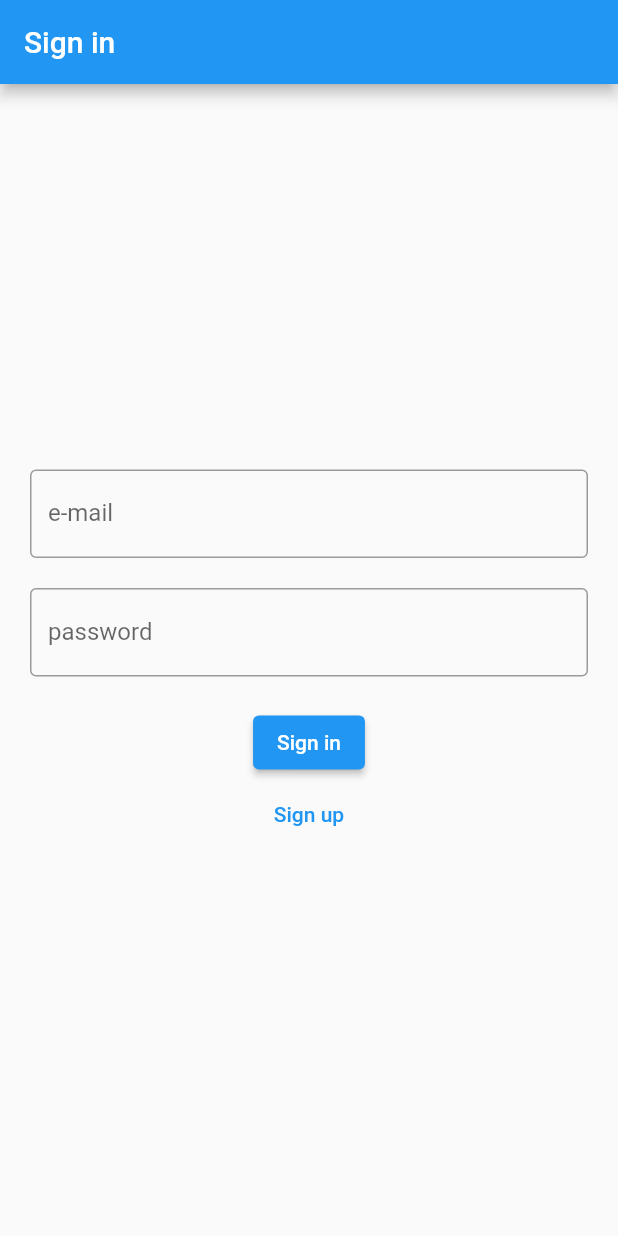
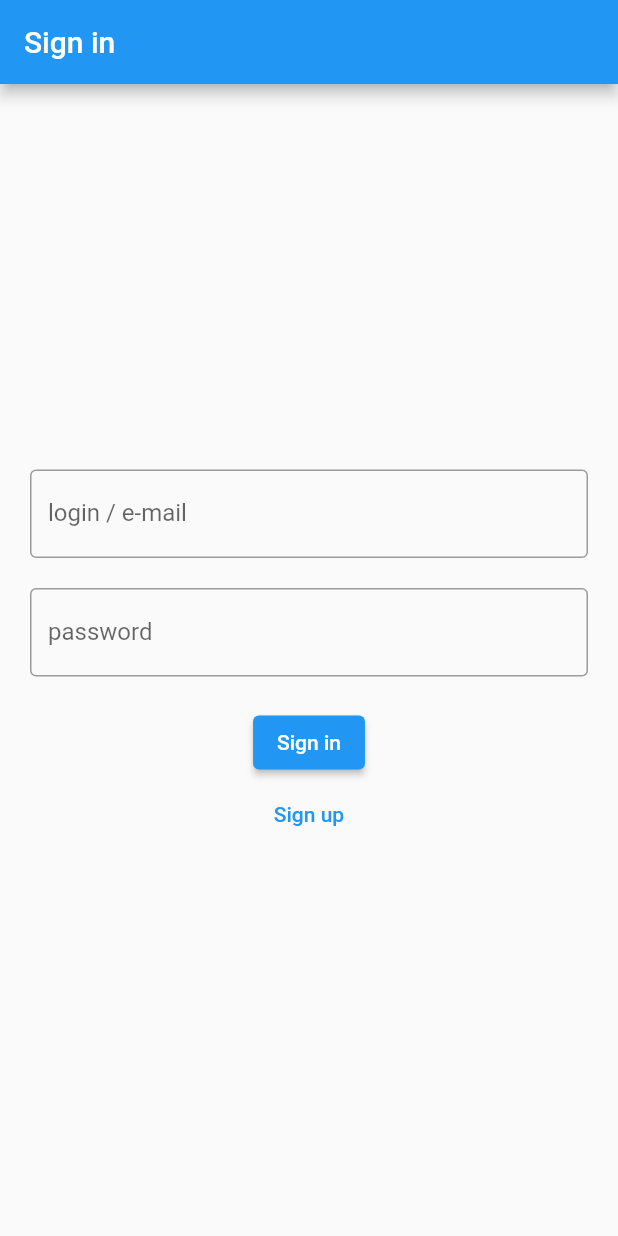
Before and after one commit to JulitaSlusarczyk/todo_flutter_app, a Flutter app: the screen it shows after launch, on a phone screen of 412 x 824 dp. Run offline on Flutter 3.47's test engine with Material 2 defaults, Android fonts, the phone set to English and light mode, and no system bars; our stand-ins replace cloud_firestore, firebase_auth, firebase_core, google_mobile_ads; accounts and stored records are empty.

Commit message:
Small fixes

```diff
--- a/lib/SignInPage.dart
+++ b/lib/SignInPage.dart
@@ -61,7 +61,7 @@ class _SignInPageState extends State<SignInPage> {
                   controller: emailTextController,
                   decoration: const InputDecoration(
                     border: OutlineInputBorder(),
-                    labelText: 'e-mail',
+                    labelText: 'login / e-mail',
                   ),
                 ),
               ),
--- a/lib/SignUpPage.dart
+++ b/lib/SignUpPage.dart
@@ -1,5 +1,3 @@
-import 'dart:math';
-
 import 'package:cloud_firestore/cloud_firestore.dart';
 import 'package:firebase_auth/firebase_auth.dart';
 import 'package:flutter/material.dart';
@@ -93,6 +91,7 @@ class _SignUpPageState extends State<SignUpPage> {
                       loginTextController.clear();
                       emailTextController.clear();
                       passwordTextController.clear();
+                      if (!mounted) return;
                       Navigator.pop(context);
                   }
                 } on FirebaseAuthException catch (e) {
```
Also changed, not shown: lib/TodosPage.dart (+9 -3 lines).
